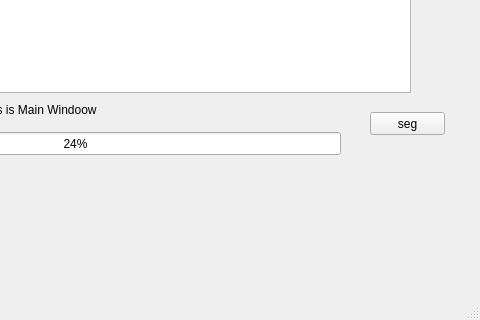
Qt form HandySearch/handysearch.ui (bb33bb/HandySearch) before a commit; both pictures show x 220 to 700 and y 148 to 468 of the 700 by 468 pixel window.
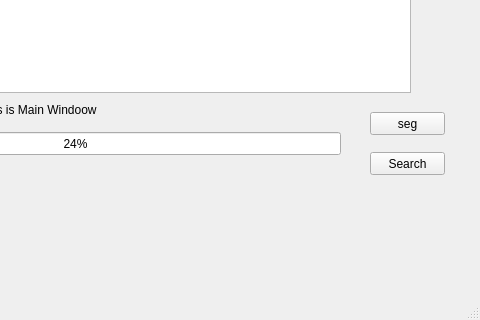
The same form after that commit.

Commit message: Inverted list now works well .(optimizations needed)

```diff
--- a/HandySearch/handysearch.ui
+++ b/HandySearch/handysearch.ui
@@ -76,6 +76,19 @@
      <string>seg</string>
     </property>
    </widget>
+   <widget class="QPushButton" name="pushButton_3">
+    <property name="geometry">
+     <rect>
+      <x>590</x>
+      <y>300</y>
+      <width>75</width>
+      <height>23</height>
+     </rect>
+    </property>
+    <property name="text">
+     <string>Search</string>
+    </property>
+   </widget>
   </widget>
   <widget class="QStatusBar" name="statusBar">
    <property name="enabled">
```
Left out of the diff: 17 changed lines with no effect on the pictures. The commit also changes 1 other file.
